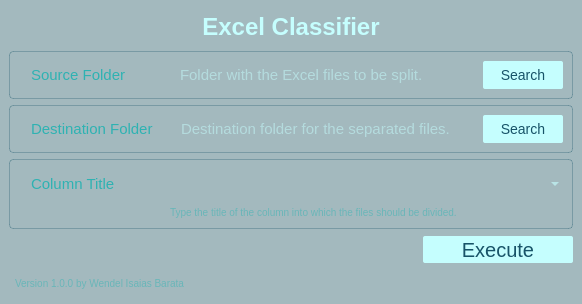
Qt form UI/excel_classifier.ui (WendelBarata/Excel-Classifier) before a commit.
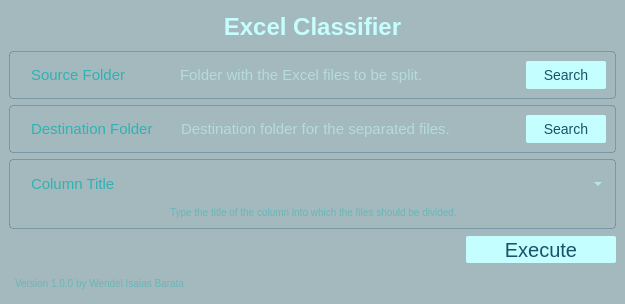
The same form after that commit.

```diff
--- a/UI/excel_classifier.ui
+++ b/UI/excel_classifier.ui
@@ -6,7 +6,7 @@
    <rect>
     <x>0</x>
     <y>0</y>
-    <width>550</width>
+    <width>625</width>
     <height>304</height>
    </rect>
   </property>
@@ -222,7 +222,7 @@
         <widget class="QComboBox" name="cbColumnTitle">
          <property name="minimumSize">
           <size>
-           <width>100</width>
+           <width>140</width>
            <height>30</height>
           </size>
          </property>
```
Left out of the diff: 2 changed lines with no effect on the pictures.
